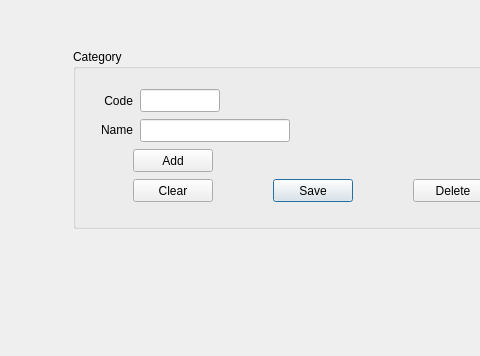
Above: src/categoryform.ui from thamizha/angadi before the change; both pictures show x 0 to 480 and y 99 to 455 of the 646 by 455 pixel window. Below: the same form after it.
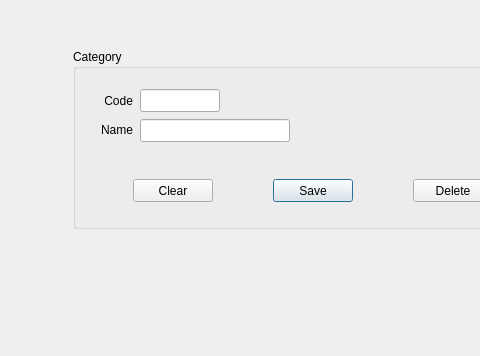
That is the form after the change.

Patch:
```diff
--- a/src/categoryform.ui
+++ b/src/categoryform.ui
@@ -180,19 +180,6 @@
            <string>Clear</string>
           </property>
          </widget>
-         <widget class="QPushButton" name="pushButtonAdd">
-          <property name="geometry">
-           <rect>
-            <x>60</x>
-            <y>100</y>
-            <width>80</width>
-            <height>23</height>
-           </rect>
-          </property>
-          <property name="text">
-           <string>Add</string>
-          </property>
-         </widget>
         </widget>
        </item>
        <item>
```
Left out of the diff: 1 changed line with no effect on the pictures.
